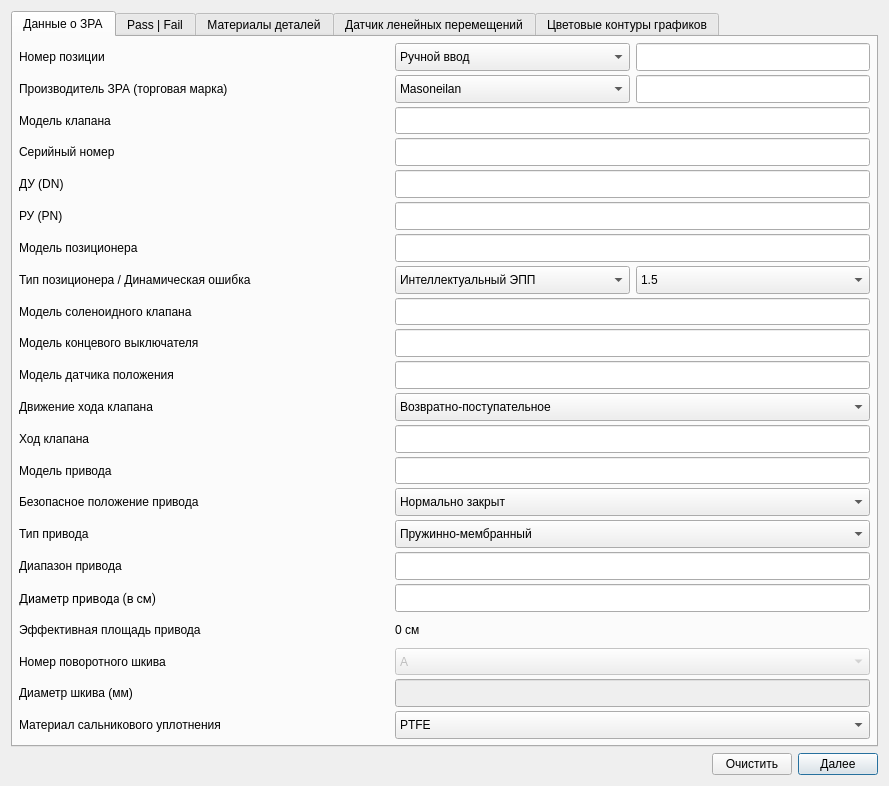
Rekvim/MpiSkdIlim, file Src/Ui/Setup/ValveWindow.ui: the form before one commit.
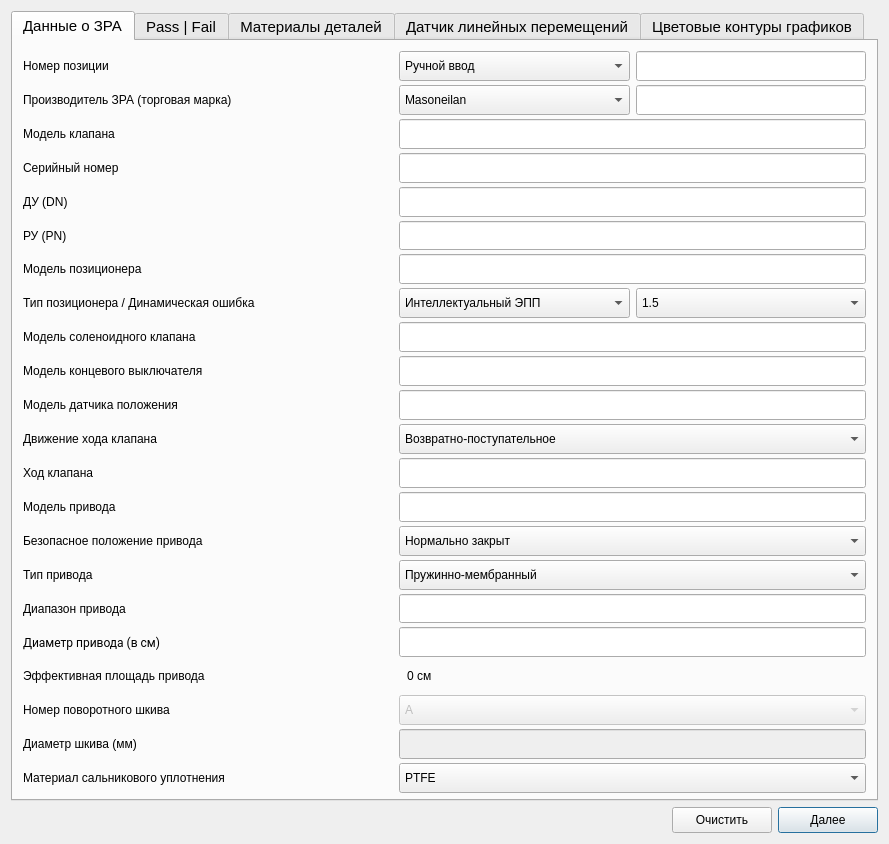
The form after the commit. The open tabs and pages were chosen to show the change.

Patch:
```diff
--- a/Src/Ui/Setup/ValveWindow.ui
+++ b/Src/Ui/Setup/ValveWindow.ui
@@ -7,7 +7,7 @@
     <x>0</x>
     <y>0</y>
     <width>884</width>
-    <height>786</height>
+    <height>844</height>
    </rect>
   </property>
   <property name="sizePolicy">
@@ -29,7 +29,7 @@
     <widget class="QTabWidget" name="tabWidget">
      <property name="font">
       <font>
-       <pointsize>9</pointsize>
+       <pointsize>11</pointsize>
       </font>
      </property>
      <property name="focusPolicy">
@@ -53,13 +53,13 @@
         <number>4</number>
        </property>
        <property name="leftMargin">
-        <number>6</number>
+        <number>10</number>
        </property>
        <property name="topMargin">
-        <number>6</number>
+        <number>10</number>
        </property>
        <property name="rightMargin">
-        <number>6</number>
+        <number>10</number>
        </property>
        <property name="bottomMargin">
         <number>6</number>
@@ -138,6 +138,9 @@
               <pointsize>9</pointsize>
              </font>
             </property>
+            <property name="styleSheet">
+             <string notr="true">padding: 5px 5px;</string>
+            </property>
             <item>
              <property name="text">
               <string>Ручной ввод</string>
@@ -165,6 +168,9 @@
               <pointsize>9</pointsize>
              </font>
             </property>
+            <property name="styleSheet">
+             <string notr="true">padding: 5px 5px;</string>
+            </property>
            </widget>
           </item>
          </layout>
@@ -232,6 +238,9 @@
               <verstretch>0</verstretch>
              </sizepolicy>
             </property>
+            <property name="styleSheet">
+             <string notr="true">padding: 5px 5px;</string>
+            </property>
             <item>
              <property name="text">
               <string>Masoneilan</string>
@@ -294,6 +303,9 @@
               <pointsize>9</pointsize>
              </font>
             </property>
+            <property name="styleSheet">
+             <string notr="true">padding: 5px 5px;</string>
+            </property>
            </widget>
           </item>
          </layout>
@@ -379,6 +391,9 @@
               <pointsize>9</pointsize>
              </font>
             </property>
+            <property name="styleSheet">
+             <string notr="true">padding: 5px 5px;</string>
+            </property>
            </widget>
           </item>
          </layout>
@@ -464,6 +479,9 @@
               <pointsize>9</pointsize>
              </font>
             </property>
+            <property name="styleSheet">
+             <string notr="true">padding: 5px 5px;</string>
+            </property>
            </widget>
           </item>
          </layout>
@@ -549,6 +567,9 @@
               <pointsize>9</pointsize>
              </font>
             </property>
+            <property name="styleSheet">
+             <string notr="true">padding: 5px 5px;</string>
+            </property>
            </widget>
           </item>
          </layout>
@@ -634,6 +655,9 @@
               <pointsize>9</pointsize>
              </font>
             </property>
+            <property name="styleSheet">
+             <string notr="true">padding: 5px 5px;</string>
+            </property>
            </widget>
           </item>
          </layout>
@@ -719,6 +743,9 @@
               <pointsize>9</pointsize>
              </font>
             </property>
+            <property name="styleSheet">
+             <string notr="true">padding: 5px 5px;</string>
+            </property>
            </widget>
           </item>
          </layout>
@@ -798,6 +825,9 @@
               <pointsize>9</pointsize>
              </font>
             </property>
+            <property name="styleSheet">
+             <string notr="true">padding: 5px 5px;</string>
+            </property>
             <item>
              <property name="text">
               <string>Интеллектуальный ЭПП</string>
@@ -834,6 +864,9 @@
               <pointsize>9</pointsize>
              </font>
             </property>
+            <property name="styleSheet">
+             <string notr="true">padding: 5px 5px;</string>
+            </property>
             <item>
              <property name="text">
               <string>1.5</string>
@@ -934,6 +967,9 @@
               <pointsize>9</pointsize>
              </font>
             </property>
+            <property name="styleSheet">
+             <string notr="true">padding: 5px 5px;</string>
+            </property>
            </widget>
           </item>
          </layout>
@@ -1019,6 +1055,9 @@
               <pointsize>9</pointsize>
              </font>
             </property>
+            <property name="styleSheet">
+             <string notr="true">padding: 5px 5px;</string>
+            </property>
            </widget>
           </item>
          </layout>
@@ -1104,6 +1143,9 @@
               <pointsize>9</pointsize>
              </font>
             </property>
+            <property name="styleSheet">
+             <string notr="true">padding: 5px 5px;</string>
+            </property>
            </widget>
           </item>
          </layout>
@@ -1189,6 +1231,9 @@
               <pointsize>9</pointsize>
              </font>
             </property>
+            <property name="styleSheet">
+             <string notr="true">padding: 5px 5px;</string>
+            </property>
             <item>
              <property name="text">
               <string>Возвратно-поступательное</string>
@@ -1284,6 +1329,9 @@
               <pointsize>9</pointsize>
              </font>
             </property>
+            <property name="styleSheet">
+             <string notr="true">padding: 5px 5px;</string>
+            </property>
            </widget>
           </item>
          </layout>
@@ -1369,6 +1417,9 @@
               <pointsize>9</pointsize>
              </font>
             </property>
+            <property name="styleSheet">
+             <string notr="true">padding: 5px 5px;</string>
+            </property>
            </widget>
           </item>
          </layout>
@@ -1454,6 +1505,9 @@
               <pointsize>9</pointsize>
              </font>
             </property>
+            <property name="styleSheet">
+             <string notr="true">padding: 5px 5px;</string>
+            </property>
             <item>
              <property name="text">
               <string>Нормально закрыт</string>
@@ -1549,6 +1603,9 @@
               <pointsize>9</pointsize>
              </font>
             </property>
+            <property name="styleSheet">
+             <string notr="true">padding: 5px 5px;</string>
+            </property>
             <item>
              <property name="text">
               <string>Пружинно-мембранный</string>
@@ -1649,6 +1706,9 @@
               <pointsize>9</pointsize>
              </font>
             </property>
+            <property name="styleSheet">
+             <string notr="true">padding: 5px 5px;</string>
+            </property>
            </widget>
           </item>
          </layout>
@@ -1728,6 +1788,9 @@
               <pointsize>9</pointsize>
              </font>
             </property>
+            <property name="styleSheet">
+             <string notr="true">padding: 5px 5px;</string>
+            </property>
            </widget>
           </item>
          </layout>
@@ -1813,6 +1876,9 @@
               <pointsize>9</pointsize>
              </font>
             </property>
+            <property name="styleSheet">
+             <string notr="true">padding: 5px 5px;</string>
+            </property>
             <property name="text">
              <string>0 см</string>
             </property>
@@ -1904,6 +1970,9 @@
               <pointsize>9</pointsize>
              </font>
             </property>
+            <property name="styleSheet">
+             <string notr="true">padding: 5px 5px;</string>
+            </property>
             <item>
              <property name="text">
               <string>A</string>
@@ -2011,6 +2080,9 @@
               <pointsize>9</pointsize>
              </font>
             </property>
+            <property name="styleSheet">
+             <string notr="true">padding: 5px 5px;</string>
+            </property>
             <property name="dragEnabled">
              <bool>false</bool>
             </property>
@@ -2093,6 +2165,9 @@
               <pointsize>9</pointsize>
              </font>
             </property>
+            <property name="styleSheet">
+             <string notr="true">padding: 5px 5px;</string>
+            </property>
             <item>
              <property name="text">
               <string>PTFE</string>
@@ -2937,7 +3012,7 @@
      </widget>
      <widget class="QWidget" name="tab_2">
       <attribute name="title">
-       <string>Датчик ленейных перемещений</string>
+       <string>Датчик линейных перемещений</string>
       </attribute>
       <layout class="QHBoxLayout" name="horizontalLayout_7">
        <item>
@@ -3386,12 +3461,21 @@
          <verstretch>0</verstretch>
         </sizepolicy>
        </property>
+       <property name="minimumSize">
+        <size>
+         <width>100</width>
+         <height>0</height>
+        </size>
+       </property>
        <property name="font">
         <font>
          <family>Segoe UI</family>
          <pointsize>9</pointsize>
         </font>
        </property>
+       <property name="styleSheet">
+        <string notr="true">padding: 5px 5px;</string>
+       </property>
        <property name="text">
         <string>Очистить</string>
        </property>
@@ -3405,12 +3489,21 @@
          <verstretch>0</verstretch>
         </sizepolicy>
        </property>
+       <property name="minimumSize">
+        <size>
+         <width>100</width>
+         <height>0</height>
+        </size>
+       </property>
        <property name="font">
         <font>
          <family>Segoe UI</family>
          <pointsize>9</pointsize>
         </font>
        </property>
+       <property name="styleSheet">
+        <string notr="true">padding: 5px 5px;</string>
+       </property>
        <property name="text">
         <string>Далее</string>
        </property>
```
Left out of the diff: 193 changed lines with no effect on the pictures.
